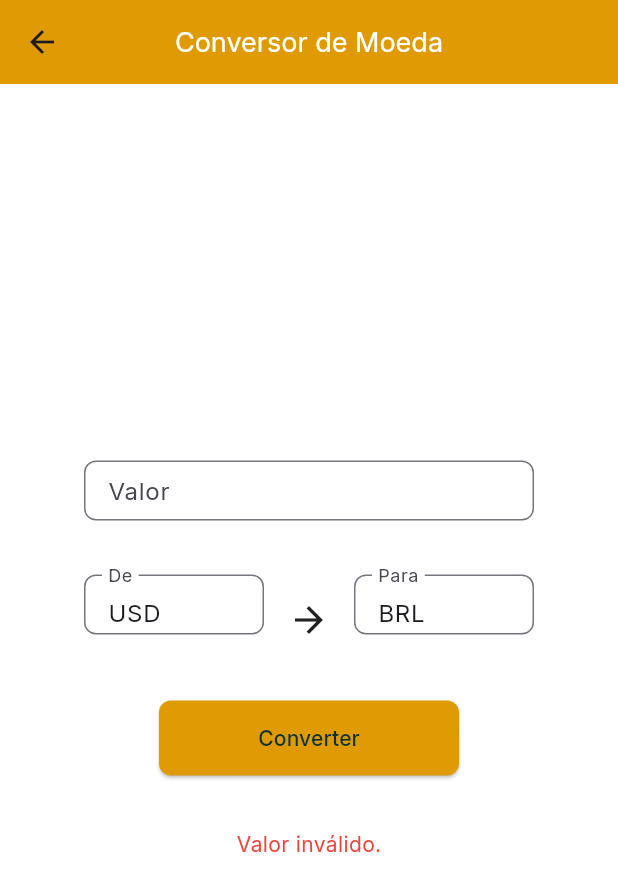
After one commit to vinimiraa/LDDM-ShowCoin, a Flutter app: the CurrencyConverterScreen screen opened directly, after a tap on "Converter", on a phone screen of 412 x 824 dp. The commit adds this screen. Shown: the top 891 px of the screen. Run offline on Flutter 3.47's test engine with Material 3 defaults, Android fonts, the light colour scheme and no system bars; our stand-ins replace csv, file_picker, fl_chart, permission_handler, persistent_bottom_nav_bar, shared_preferences and 1 more; missing offline and left inert: mobile_scanner; accounts and stored records are empty.

Commit message:
feat: add Currency Converter screen and integrate into main navigation

```diff
--- a/src/lib/main_screen.dart
+++ b/src/lib/main_screen.dart
@@ -5,6 +5,7 @@ import 'screens/home_screen.dart';
 import 'screens/transaction_screen.dart';
 import 'screens/settings_screen.dart';
 import 'screens/utils.dart';
+import 'screens/currency_converter_screen.dart';
 
 class MainScreen extends StatefulWidget {
   const MainScreen({super.key});
@@ -38,6 +39,7 @@ class _MainScreenState extends State<MainScreen> {
       TransactionScreen(),
       QRCodeScreen(controller: _controller),
       SettingsScreen(),
+      const CurrencyConverterScreen(),
     ];
   }
 
@@ -64,6 +66,12 @@ class _MainScreenState extends State<MainScreen> {
       PersistentBottomNavBarItem(
         icon: const Icon(Icons.settings),
         title: "Configurações",
+        activeColorPrimary: _activeColorButton,
+        inactiveColorPrimary: _inactiveColorButton,
+      ),
+      PersistentBottomNavBarItem(
+        icon: const Icon(Icons.currency_exchange),
+        title: "Conversor",
         activeColorPrimary: _activeColorButton,
         inactiveColorPrimary: _inactiveColorButton,
       ),
--- /dev/null
+++ b/src/lib/screens/currency_converter_screen.dart
@@ -0,0 +1,122 @@
+import 'package:flutter/material.dart';
+import '../utils/currency_api.dart';
+import 'utils.dart';
+
+class CurrencyConverterScreen extends StatefulWidget {
+  const CurrencyConverterScreen({super.key});
+
+  @override
+  State<CurrencyConverterScreen> createState() => _CurrencyConverterScreenState();
+}
+
+class _CurrencyConverterScreenState extends State<CurrencyConverterScreen> {
+  final _amountController = TextEditingController();
+  final _fromController = TextEditingController(text: 'USD');
+  final _toController = TextEditingController(text: 'BRL');
+  double? _convertedValue;
+  bool _isLoading = false;
+  String? _error;
+
+  @override
+  void dispose() {
+    _amountController.dispose();
+    _fromController.dispose();
+    _toController.dispose();
+    super.dispose();
+  }
+
+  Future<void> _convert() async {
+    setState(() {
+      _isLoading = true;
+      _error = null;
+      _convertedValue = null;
+    });
+    try {
+      final amount = double.tryParse(_amountController.text.trim());
+      if (amount == null) {
+        setState(() => _error = 'Valor inválido.');
+        return;
+      }
+      final from = _fromController.text.trim().toUpperCase();
+      final to = _toController.text.trim().toUpperCase();
+      final rate = await getExchangeRate(from, to);
+      setState(() {
+        _convertedValue = amount * rate;
+      });
+    } catch (e) {
+      setState(() => _error = 'Erro: ${e.toString()}');
+    } finally {
+      setState(() => _isLoading = false);
+    }
+  }
+
+  @override
+  Widget build(BuildContext context) {
+    return Scaffold(
+      appBar: Utils.buildHeader('Conversor de Moeda'),
+      body: Padding(
+        padding: const EdgeInsets.all(24.0),
+        child: Column(
+          mainAxisAlignment: MainAxisAlignment.center,
+          children: [
+            Utils.buildInputField(
+              'Valor',
+              controller: _amountController,
+              type: TextInputType.number,
+              obscure: false,
+              width: 300,
+            ),
+            const SizedBox(height: 16),
+            Row(
+              mainAxisAlignment: MainAxisAlignment.center,
+              children: [
+                SizedBox(
+                  width: 120,
+                  child: Utils.buildInputField(
+                    'De',
+                    controller: _fromController,
+                    type: TextInputType.text,
+                    obscure: false,
+                  ),
+                ),
+                const SizedBox(width: 16),
+                const Icon(Icons.arrow_forward, size: 28),
+                const SizedBox(width: 16),
+                SizedBox(
+                  width: 120,
+                  child: Utils.buildInputField(
+                    'Para',
+                    controller: _toController,
+                    type: TextInputType.text,
+                    obscure: false,
+                  ),
+                ),
+              ],
+            ),
+            const SizedBox(height: 24),
+            Utils.buildButton(
+              text: 'Converter',
+              width: 200,
+              onPressed: _convert,
+            ),
+            const SizedBox(height: 24),
+            if (_isLoading) const CircularProgressIndicator(),
+            if (_error != null)
+              Padding(
+                padding: const EdgeInsets.only(top: 12),
+                child: Text(_error!, style: const TextStyle(color: Colors.red)),
+              ),
+            if (_convertedValue != null)
+              Padding(
+                padding: const EdgeInsets.only(top: 12),
+                child: Text(
+                  'Resultado: ${_amountController.text} ${_fromController.text.toUpperCase()} = ${_convertedValue!.toStringAsFixed(2)} ${_toController.text.toUpperCase()}',
+                  style: const TextStyle(fontSize: 18, fontWeight: FontWeight.bold),
+                ),
+              ),
+          ],
+        ),
+      ),
+    );
+  }
+}
```
